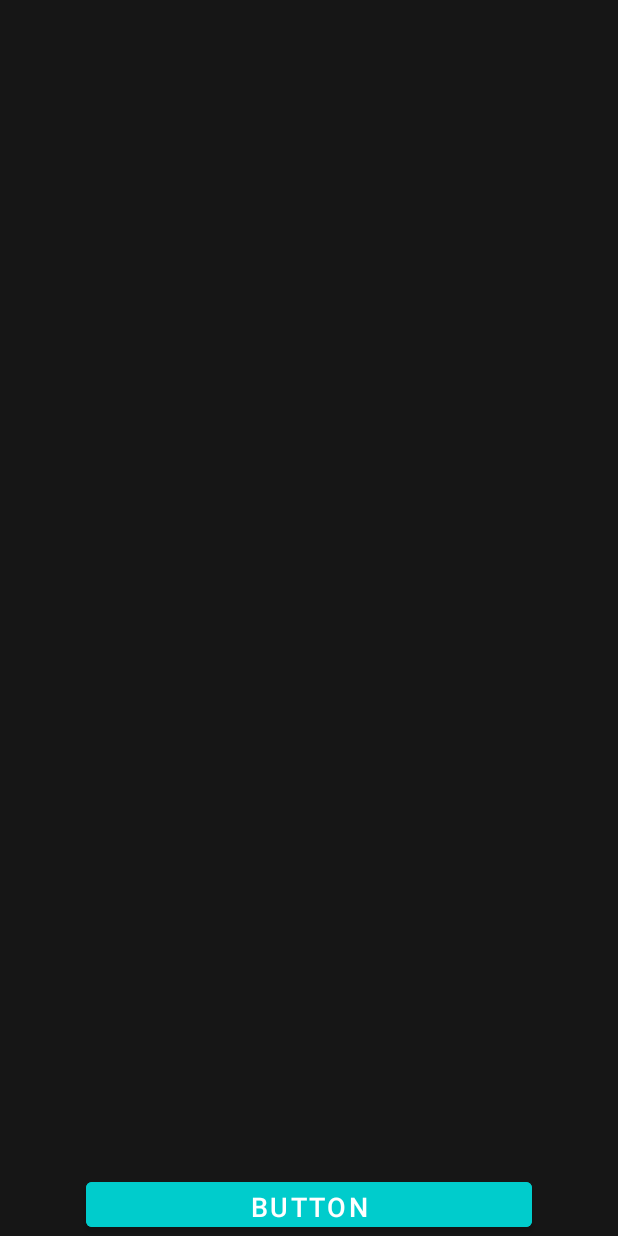
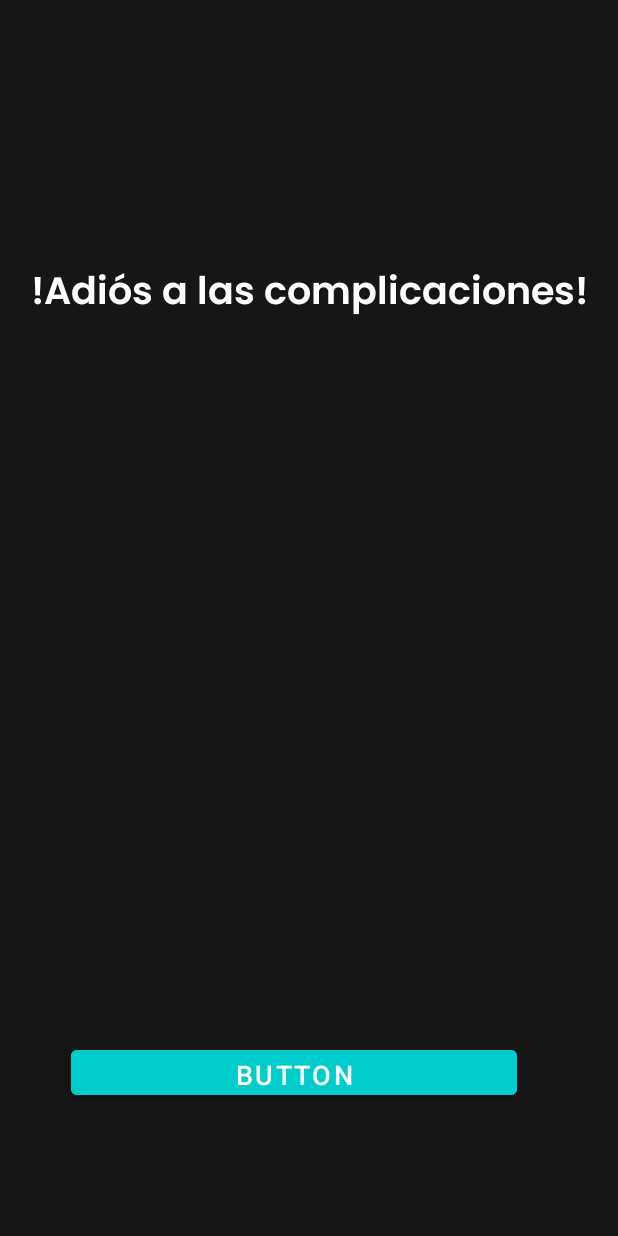
Before and after one commit to EdwMendz/Bankodemia-, an Android app: the screen it shows after launch (MainActivity), on a phone screen of 412 x 824 dp. Run offline under Robolectric (Android 15) with nearby library versions, the phone set to English and light mode, and no system bars.

Commit message:
Se agregan fontFamili Poppins

```diff
--- a/app/src/main/res/layout/activity_main.xml
+++ b/app/src/main/res/layout/activity_main.xml
@@ -8,23 +8,37 @@
     tools:context=".MainActivity"
     >
 
-
-
     <Button
         android:id="@+id/btn_bienvenida2"
         android:layout_width="297dp"
         android:layout_height="42dp"
+        android:layout_marginBottom="88dp"
         android:backgroundTint="@color/kodemia_blue"
         android:text="Button"
         android:textSize="18sp"
         app:layout_constraintBottom_toBottomOf="parent"
         app:layout_constraintEnd_toEndOf="parent"
+        app:layout_constraintHorizontal_bias="0.412"
+        app:layout_constraintStart_toStartOf="parent" />
+
+    <TextView
+        android:id="@+id/textView"
+        android:layout_width="wrap_content"
+        android:layout_height="wrap_content"
+        android:layout_marginStart="23dp"
+        android:layout_marginEnd="23dp"
+        android:layout_marginTop="75dp"
+        android:textSize="25sp"
+        android:fontFamily="@font/poppins_600"
+        android:text="@string/adios_a_las_complicaciones"
+        app:layout_constraintBottom_toBottomOf="parent"
+        app:layout_constraintEnd_toEndOf="parent"
+        app:layout_constraintHorizontal_bias="0.498"
         app:layout_constraintStart_toStartOf="parent"
-        app:layout_constraintVertical_bias="0.44" />
-
-
-
-
+        app:layout_constraintTop_toTopOf="parent"
+        app:layout_constraintVertical_bias="0.141"
+        android:textColor="@color/white"
+        />
 
 
 </androidx.constraintlayout.widget.ConstraintLayout>
--- a/app/src/main/res/values/strings.xml
+++ b/app/src/main/res/values/strings.xml
@@ -1,3 +1,4 @@
 <resources>
     <string name="app_name">BankodemiaApp</string>
+    <string name="adios_a_las_complicaciones">!Adiós a las complicaciones!</string>
 </resources>
```
Also changed, not shown: app/src/main/res/font/poppins_400.ttf (added), app/src/main/res/font/poppins_500.ttf (added), app/src/main/res/font/poppins_600.ttf (added).
